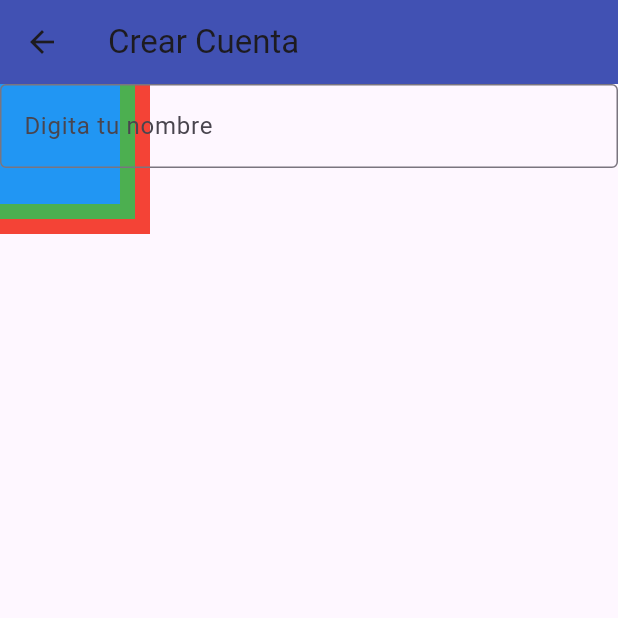
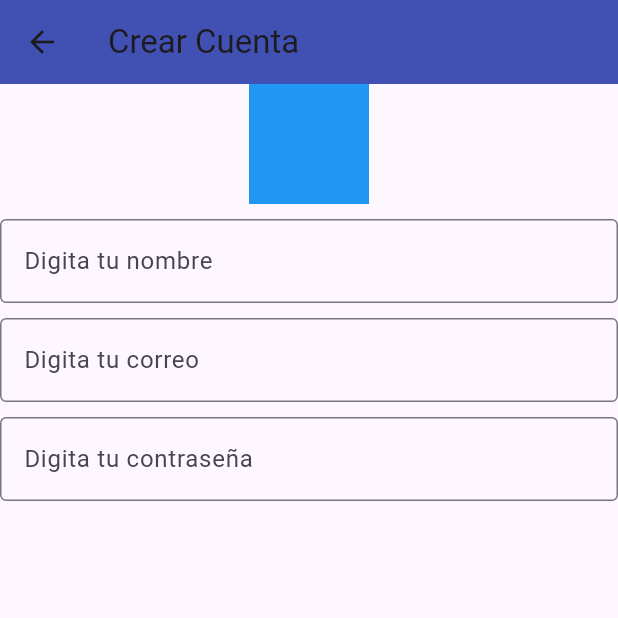
Before and after one commit to JuanSMendezS/Proyecto, a Flutter app: the ListviewScreen screen opened by its route, on a phone screen of 412 x 824 dp, the top half of it. Run offline on Flutter 3.47's test engine with Material 2 defaults, Android fonts, the phone set to English and light mode, and no system bars.

Commit message:
Segunda pantalla

```diff
--- a/lib/router/app_routes.dart
+++ b/lib/router/app_routes.dart
@@ -6,11 +6,6 @@ class AppRoutes {
   static const intialRoute = 'home';
 
   static final menuOptions = <MenuOption>[
-    MenuOption(
-        route: 'home',
-        icon: Icons.home_max_sharp,
-        name: 'Home Screen',
-        screen: const HomeScreen()),
     MenuOption(
         route: 'listview1',
         icon: Icons.person_add_alt,
@@ -33,6 +28,9 @@ class AppRoutes {
     for (final option in menuOptions) {
       appRoutes.addAll({option.route: (BuildContext context) => option.screen});
     }
+    appRoutes
+        .addAll({intialRoute: (BuildContext context) => const HomeScreen()});
+
     return appRoutes;
   }
 
--- a/lib/screens/home_screen.dart
+++ b/lib/screens/home_screen.dart
@@ -17,10 +17,6 @@ class HomeScreen extends StatelessWidget {
                 leading: Icon(menuOptions[index].icon),
                 title: Text(menuOptions[index].name),
                 onTap: () {
-                  // final route = MaterialPageRoute(
-                  //   builder: (context) => const ListviewScreen(),
-                  // );
-                  // Navigator.push(context, route);
                   Navigator.pushNamed(context, menuOptions[index].route);
                 },
               ),
--- a/lib/screens/listview1_screen.dart
+++ b/lib/screens/listview1_screen.dart
@@ -11,20 +11,8 @@ class ListviewScreen extends StatelessWidget {
         elevation: 1,
         backgroundColor: Colors.indigo,
       ),
-        body: Stack(
-          children: <Widget>[
-            Container(
-              width: 100,
-              height: 100,
-              color: Colors.red,
-            ),
-            const SizedBox(height: 10),
-            Container(
-              width: 90,
-              height: 90,
-              color: Colors.green,
-            ),
-            const SizedBox(height: 10),
+      body: Column(
+        children: [
           Container(
             width: 80,
             height: 80,
@@ -37,7 +25,22 @@ class ListviewScreen extends StatelessWidget {
               labelText: 'Digita tu nombre',
             ),
           ),
+          const SizedBox(height: 10),
+          const TextField(
+            decoration: InputDecoration(
+              border: OutlineInputBorder(),
+              labelText: 'Digita tu correo',
+            ),
+          ),
+          const SizedBox(height: 10),
+          const TextField(
+            decoration: InputDecoration(
+              border: OutlineInputBorder(),
+              labelText: 'Digita tu contraseña',
+            ),
+          )
         ],
-        ));
+      ),
+    );
   }
 }
```
Also changed, not shown: lib/main.dart (+0 -105 lines). Lines whose indentation alone changed are shown as unchanged.
